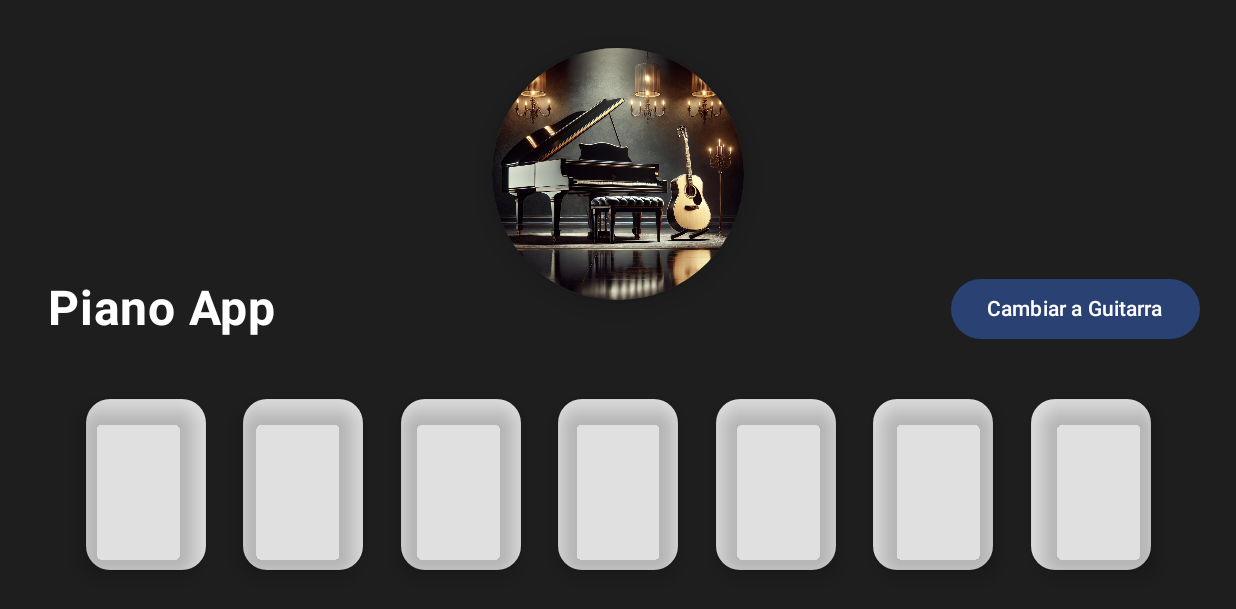
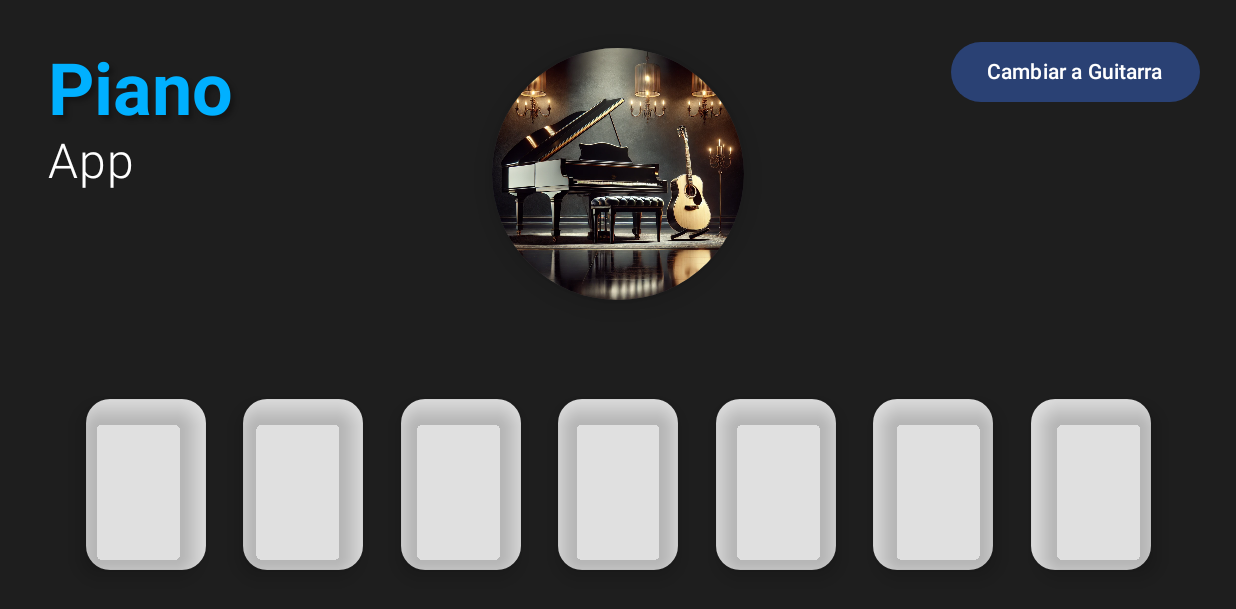
Before and after one commit to xAlex025/Piano-Xilofono, an Android app built with Jetpack Compose: the screen it shows after launch (MainActivity), on a phone screen of 824 x 412 dp (held sideways). Shown: the top 609 px of the screen. Run offline under Robolectric (Android 15) with nearby library versions, the phone set to English and light mode, and no system bars.

Commit message:
app_v4.2

```diff
--- a/app/src/main/java/com/example/piano/MainActivity.kt
+++ b/app/src/main/java/com/example/piano/MainActivity.kt
@@ -33,6 +33,8 @@ import androidx.compose.runtime.setValue
 import androidx.compose.ui.Alignment
 import androidx.compose.ui.Modifier
 import androidx.compose.ui.draw.shadow
+import androidx.compose.ui.geometry.Offset
+import androidx.compose.ui.graphics.Shadow
 import androidx.compose.ui.graphics.Brush
 import androidx.compose.ui.graphics.Color
 import androidx.compose.ui.input.pointer.pointerInput
@@ -44,6 +46,7 @@ import androidx.compose.ui.tooling.preview.Preview
 import androidx.compose.ui.unit.dp
 import androidx.compose.ui.unit.sp
 import com.example.piano.ui.theme.PianoTheme
+import androidx.compose.ui.text.TextStyle
 
 class MainActivity : ComponentActivity() {
     override fun onCreate(savedInstanceState: Bundle?) {
@@ -77,16 +80,34 @@ fun piano2() {
             .background(Color(0xFF1E1E1E)) // Fondo gris oscuro
             .padding(16.dp)
     ) {
-        // Título a la izquierda
-        Text(
-            text = "Piano App",
+        // Título a la izquierda en la parte superior
+        Column(
             modifier = Modifier
-                .align(Alignment.CenterStart) // Alinear a la izquierda
-                .padding(start = 16.dp), // Espacio adicional a la izquierda
-            fontSize = 32.sp, // Tamaño de la fuente
-            fontWeight = FontWeight.Bold, // Peso de la fuente
-            color = Color.White // Color del texto
-        )
+                .align(Alignment.TopStart) // Alinear a la parte superior izquierda
+                .padding(start = 16.dp, top = 16.dp), // Espacio adicional a la izquierda y en la parte superior
+            verticalArrangement = Arrangement.Top // Alinear verticalmente hacia arriba
+        ) {
+            Text(
+                text = "Piano",
+                fontSize = 48.sp, // Tamaño de la fuente grande
+                fontWeight = FontWeight.Bold, // Peso de la fuente
+                color = Color(0xFF00B0FF), // Color azul brillante
+                style = TextStyle(
+                    shadow = Shadow(
+                        color = Color.Black.copy(alpha = 0.3f),
+                        offset = Offset(4f, 4f),
+                        blurRadius = 4f
+                    )
+                )
+            )
+
+            Text(
+                text = "App",
+                fontSize = 32.sp, // Tamaño de la fuente más pequeño
+                fontWeight = FontWeight.Light, // Peso de la fuente más ligero
+                color = Color.White // Color del texto
+            )
+        }
 
         // Imagen decorativa en la parte superior
         Box(
@@ -110,7 +131,7 @@ fun piano2() {
         Button(
             onClick = { isPiano = !isPiano },
             modifier = Modifier
-                .align(Alignment.CenterEnd) // Mover el botón a la parte superior derecha
+                .align(Alignment.TopEnd) // Mover el botón a la parte superior derecha
                 .padding(8.dp)
         ) {
             Text(text = if (isPiano) "Cambiar a Guitarra" else "Cambiar a Piano")
@@ -203,8 +224,6 @@ fun PianoKey(context: android.content.Context, soundResId: Int, isPiano: Boolean
     }
 }
 
-
-
 @Preview(showBackground = true)
 @Composable
 fun GreetingPreview() {
```
